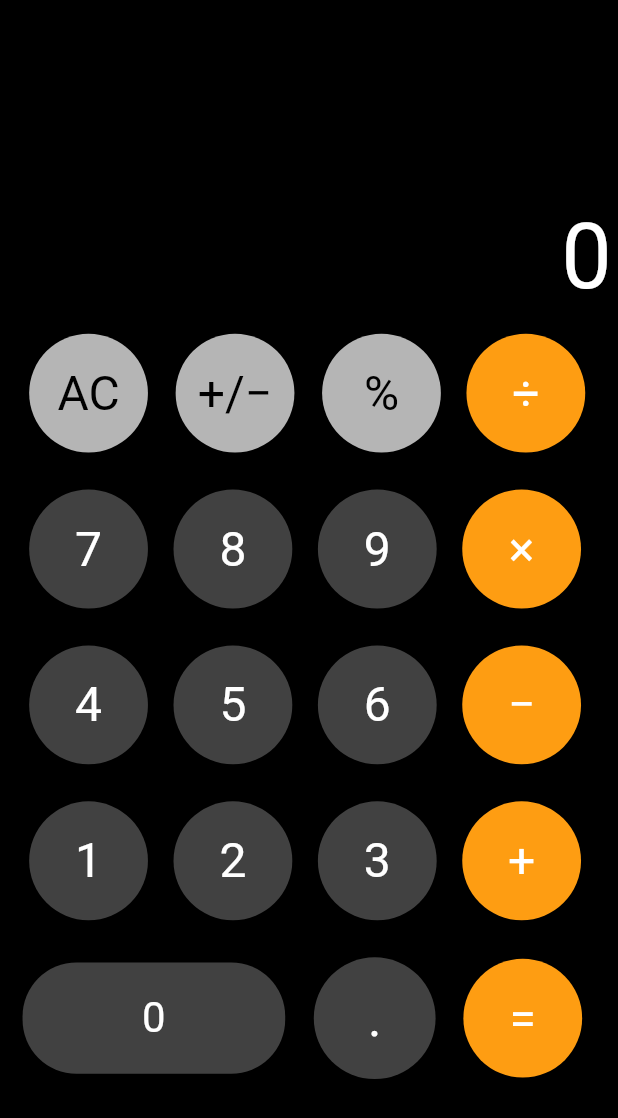
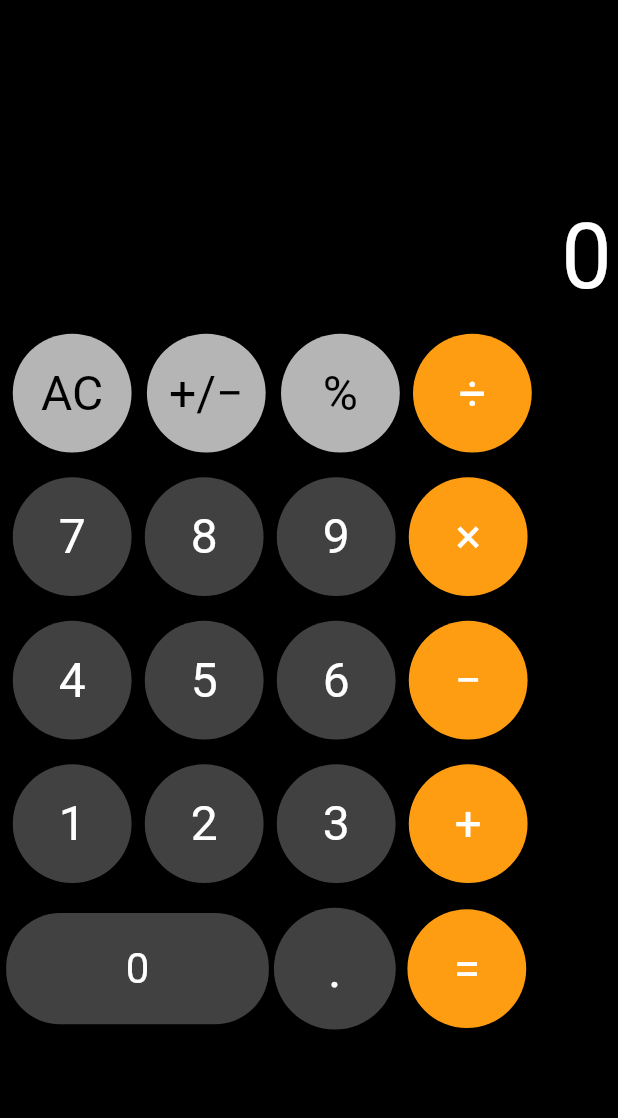
Before and after one commit to devenderbutani21/calcualtorFlutterApp, a Flutter app: the screen it shows after launch, on a phone screen of 412 x 824 dp. Shown: the top 1118 px of the screen. Run offline on Flutter 3.47's test engine with Material 2 defaults, Android fonts, the phone set to English and light mode, and no system bars.

Commit message:
Flexible and FittedBox Implemented

```diff
--- a/lib/main.dart
+++ b/lib/main.dart
@@ -78,6 +78,8 @@ class _MyCalcPageState extends State<MyCalcPage> {
                     // Aligning the text to the bottom right of our display screen
                     color: Colors.black,
                     // Setting the background color of the container
+                    child: Expanded(
+                      child: FittedBox(
                         child: Text(
                           _ansStr,
                           style: TextStyle(
@@ -87,11 +89,13 @@ class _MyCalcPageState extends State<MyCalcPage> {
                           textAlign: TextAlign.right,
                         ),
                       ),
+                    ),
+                  ),
                 ],
               ),
             ),
             SizedBox(
-              height: (mediaQuery.size.height - mediaQuery.padding.top) * 0.02,
+              height: mediaQuery.size.height < 350 ? (mediaQuery.size.height - mediaQuery.padding.top) * 0.004 :(mediaQuery.size.height - mediaQuery.padding.top) * 0.02,
             ),
             Container(
               margin: EdgeInsets.only(
@@ -100,12 +104,18 @@ class _MyCalcPageState extends State<MyCalcPage> {
               ),
               child: Row(
                 children: <Widget>[
-                  SizedBox(width: mediaQuery.size.shortestSide*0.0265,),
-                  RawMaterialButton(
+                  Flexible(
+                    flex: 1,
+                    child: RawMaterialButton(
+                      child: FittedBox(
                         child: Text(
                           'AC',
                           style: TextStyle(
-                          color: Colors.black, fontSize: 32 * curScaleFactor),
+                              color: Colors.black,
+                              fontSize: mediaQuery.size.shortestSide < 350
+                                  ? 28 * mediaQuery.textScaleFactor
+                                  : 32 * mediaQuery.textScaleFactor),
+                        ),
                       ),
                       onPressed: () {
                         setState(() {
@@ -114,15 +124,23 @@ class _MyCalcPageState extends State<MyCalcPage> {
                       },
                       elevation: 2.0,
                       fillColor: color1,
-                    padding: EdgeInsets.all(mediaQuery.size.shortestSide/20),
+                      padding:
+                          EdgeInsets.all(mediaQuery.size.shortestSide / 20),
                       shape: CircleBorder(),
                     ),
-                  SizedBox(width: mediaQuery.size.shortestSide*0.02,),
-                  RawMaterialButton(
+                  ),
+                  Flexible(
+                    flex: 1,
+                    child: RawMaterialButton(
+                      child: FittedBox(
                         child: Text(
                           '+/−',
                           style: TextStyle(
-                          color: Colors.black, fontSize: 32 * curScaleFactor),
+                              color: Colors.black,
+                              fontSize: mediaQuery.size.shortestSide < 350
+                                  ? 28 * mediaQuery.textScaleFactor
+                                  : 32 * mediaQuery.textScaleFactor),
+                        ),
                       ),
                       onPressed: () {
                         var val = -1 * (int.parse(_ansStr));
@@ -132,15 +150,23 @@ class _MyCalcPageState extends State<MyCalcPage> {
                       },
                       elevation: 2.0,
                       fillColor: color1,
-                    padding: EdgeInsets.all(mediaQuery.size.shortestSide/20),
+                      padding:
+                          EdgeInsets.all(mediaQuery.size.shortestSide / 20),
                       shape: CircleBorder(),
                     ),
-                  SizedBox(width: mediaQuery.size.shortestSide*0.02,),
-                  RawMaterialButton(
+                  ),
+                  Flexible(
+                    flex: 1,
+                    child: RawMaterialButton(
+                      child: FittedBox(
                         child: Text(
                           '%',
                           style: TextStyle(
-                          color: Colors.black, fontSize: 32 * curScaleFactor),
+                              color: Colors.black,
+                              fontSize: mediaQuery.size.shortestSide < 350
+                                  ? 28 * mediaQuery.textScaleFactor
+                                  : 32 * mediaQuery.textScaleFactor),
+                        ),
                       ),
                       onPressed: () {
                         if (_ansStr.contains('÷')) {
@@ -171,17 +197,17 @@ class _MyCalcPageState extends State<MyCalcPage> {
                       },
                       elevation: 2.0,
                       fillColor: color1,
-                    padding: EdgeInsets.all(mediaQuery.size.shortestSide/20),
+                      padding:
+                          EdgeInsets.all(mediaQuery.size.shortestSide / 20),
                       shape: CircleBorder(),
                     ),
-                  SizedBox(width: mediaQuery.size.shortestSide*0.02,),
+                  ),
                   ButtonType1("÷", mediaQuery, _onButtonPressed1, color3),
-                  SizedBox(width: mediaQuery.size.shortestSide*0.026,),
                 ],
               ),
             ),
             SizedBox(
-              height: (mediaQuery.size.height - mediaQuery.padding.top) * 0.03,
+              height: mediaQuery.size.height < 350 ? (mediaQuery.size.height - mediaQuery.padding.top) * 0.004 :(mediaQuery.size.height - mediaQuery.padding.top) * 0.02,
             ),
             Container(
               margin: EdgeInsets.only(
@@ -190,20 +216,15 @@ class _MyCalcPageState extends State<MyCalcPage> {
               ),
               child: Row(
                 children: <Widget>[
-                  SizedBox(width: mediaQuery.size.shortestSide*0.0265,),
                   ButtonType1("7", mediaQuery, _onButtonPressed, color2),
-                  SizedBox(width: mediaQuery.size.shortestSide*0.02,),
                   ButtonType1("8", mediaQuery, _onButtonPressed, color2),
-                  SizedBox(width: mediaQuery.size.shortestSide*0.02,),
                   ButtonType1("9", mediaQuery, _onButtonPressed, color2),
-                  SizedBox(width: mediaQuery.size.shortestSide*0.02,),
                   ButtonType1("×", mediaQuery, _onButtonPressed1, color3),
-                  SizedBox(width: mediaQuery.size.shortestSide*0.026,),
                 ],
               ),
             ),
             SizedBox(
-              height: (mediaQuery.size.height - mediaQuery.padding.top) * 0.03,
+              height: mediaQuery.size.height < 350 ? (mediaQuery.size.height - mediaQuery.padding.top) * 0.004 :(mediaQuery.size.height - mediaQuery.padding.top) * 0.02,
             ),
             Container(
               margin: EdgeInsets.only(
@@ -212,20 +233,15 @@ class _MyCalcPageState extends State<MyCalcPage> {
               ),
               child: Row(
                 children: <Widget>[
-                  SizedBox(width: mediaQuery.size.shortestSide*0.0265,),
                   ButtonType1("4", mediaQuery, _onButtonPressed, color2),
-                  SizedBox(width: mediaQuery.size.shortestSide*0.02,),
                   ButtonType1("5", mediaQuery, _onButtonPressed, color2),
-                  SizedBox(width: mediaQuery.size.shortestSide*0.02,),
                   ButtonType1("6", mediaQuery, _onButtonPressed, color2),
-                  SizedBox(width: mediaQuery.size.shortestSide*0.02,),
                   ButtonType1("−", mediaQuery, _onButtonPressed1, color3),
-                  SizedBox(width: mediaQuery.size.shortestSide*0.026,),
                 ],
               ),
             ),
             SizedBox(
-              height: (mediaQuery.size.height - mediaQuery.padding.top) * 0.03,
+              height: mediaQuery.size.height < 350 ? (mediaQuery.size.height - mediaQuery.padding.top) * 0.004 :(mediaQuery.size.height - mediaQuery.padding.top) * 0.02,
             ),
             Container(
               margin: EdgeInsets.only(
@@ -234,20 +250,15 @@ class _MyCalcPageState extends State<MyCalcPage> {
               ),
               child: Row(
                 children: <Widget>[
-                  SizedBox(width: mediaQuery.size.shortestSide*0.0265,),
                   ButtonType1("1", mediaQuery, _onButtonPressed, color2),
-                  SizedBox(width: mediaQuery.size.shortestSide*0.02,),
                   ButtonType1("2", mediaQuery, _onButtonPressed, color2),
-                  SizedBox(width: mediaQuery.size.shortestSide*0.02,),
                   ButtonType1("3", mediaQuery, _onButtonPressed, color2),
-                  SizedBox(width: mediaQuery.size.shortestSide*0.02,),
                   ButtonType1("+", mediaQuery, _onButtonPressed1, color3),
-                  SizedBox(width: mediaQuery.size.shortestSide*0.026,),
                 ],
               ),
             ),
             SizedBox(
-              height: (mediaQuery.size.height - mediaQuery.padding.top) * 0.03,
+              height: mediaQuery.size.height < 350 ? (mediaQuery.size.height - mediaQuery.padding.top) * 0.004 :(mediaQuery.size.height - mediaQuery.padding.top) * 0.02,
             ),
             Container(
               margin: EdgeInsets.only(
@@ -256,14 +267,18 @@ class _MyCalcPageState extends State<MyCalcPage> {
               ),
               child: Row(
                 children: <Widget>[
-                  SizedBox(width: mediaQuery.size.shortestSide*0.0265,),
                   Container(
                     width: mediaQuery.size.width * 0.425,
+                    child: Expanded(
+                      flex: 3,
                       child: RawMaterialButton(
+                        child: FittedBox(
                           child: Text(
                             '0',
                             style: TextStyle(
-                            color: Colors.white, fontSize: 28 * curScaleFactor),
+                                color: Colors.white,
+                                fontSize: 28 * curScaleFactor),
+                          ),
                         ),
                         onPressed: () {
                           setState(() {
@@ -274,18 +289,24 @@ class _MyCalcPageState extends State<MyCalcPage> {
                         },
                         elevation: 2.0,
                         fillColor: color2,
-                      padding: EdgeInsets.all(mediaQuery.size.shortestSide/20),
+                        padding:
+                            EdgeInsets.all(mediaQuery.size.shortestSide / 20),
                         shape: RoundedRectangleBorder(
                             borderRadius:
                                 BorderRadius.circular(36.0 * curScaleFactor)),
                       ),
                     ),
-                  SizedBox(width: mediaQuery.size.shortestSide*0.038,),
-                  RawMaterialButton(
+                  ),
+                  Flexible(
+                    flex: 1,
+                    child: RawMaterialButton(
+                      child: FittedBox(
                         child: Text(
                           '.',
                           style: TextStyle(
-                          color: Colors.white, fontSize: 34 * curScaleFactor),
+                              color: Colors.white,
+                              fontSize: 34 * curScaleFactor),
+                        ),
                       ),
                       onPressed: () {
                         setState(() {
@@ -300,15 +321,23 @@ class _MyCalcPageState extends State<MyCalcPage> {
                       },
                       elevation: 2.0,
                       fillColor: color2,
-                    padding: EdgeInsets.all(mediaQuery.size.shortestSide/20),
+                      padding:
+                          EdgeInsets.all(mediaQuery.size.shortestSide / 20),
                       shape: CircleBorder(),
                     ),
-                  SizedBox(width: mediaQuery.size.shortestSide*0.026,),
-                  RawMaterialButton(
+                  ),
+                  Flexible(
+                    flex: 1,
+                    child: RawMaterialButton(
+                      child: FittedBox(
                         child: Text(
                           '=',
                           style: TextStyle(
-                          color: Colors.white, fontSize: 32 * curScaleFactor),
+                              color: Colors.white,
+                              fontSize: mediaQuery.size.shortestSide < 350
+                                  ? 28 * mediaQuery.textScaleFactor
+                                  : 32 * mediaQuery.textScaleFactor),
+                        ),
                       ),
                       onPressed: () {
                         setState(() {
@@ -339,10 +368,11 @@ class _MyCalcPageState extends State<MyCalcPage> {
                       },
                       elevation: 2.0,
                       fillColor: color3,
-                    padding: EdgeInsets.all(mediaQuery.size.shortestSide/20),
+                      padding:
+                          EdgeInsets.all(mediaQuery.size.shortestSide / 20),
                       shape: CircleBorder(),
                     ),
-                  SizedBox(width: mediaQuery.size.shortestSide*0.026,),
+                  ),
                 ],
               ),
             ),
--- a/lib/widgets/buttonType1.dart
+++ b/lib/widgets/buttonType1.dart
@@ -5,7 +5,8 @@ class ButtonType1 extends StatefulWidget {
   final MediaQueryData mediaQuery;
   final Function callBack;
   final Color color;
-  ButtonType1(this.val, this.mediaQuery, this.callBack,this.color);
+
+  ButtonType1(this.val, this.mediaQuery, this.callBack, this.color);
 
   @override
   _ButtonType1State createState() => _ButtonType1State();
@@ -14,16 +15,25 @@ class ButtonType1 extends StatefulWidget {
 class _ButtonType1State extends State<ButtonType1> {
   @override
   Widget build(BuildContext context) {
-    return RawMaterialButton(
+    return Flexible(
+      flex: 1,
+      child: RawMaterialButton(
+        child: FittedBox(
           child: Text(
             widget.val,
-        style: TextStyle(color: Colors.white, fontSize: 32 * widget.mediaQuery.textScaleFactor),
+            style: TextStyle(
+                color: Colors.white,
+                fontSize: widget.mediaQuery.size.shortestSide < 350
+                    ? 28 * widget.mediaQuery.textScaleFactor
+                    : 32 * widget.mediaQuery.textScaleFactor),
+          ),
         ),
         onPressed: () => widget.callBack(widget.val),
         elevation: 2.0,
         fillColor: widget.color,
-      padding: EdgeInsets.all(widget.mediaQuery.size.shortestSide/20),
+        padding: EdgeInsets.all(widget.mediaQuery.size.shortestSide / 20),
         shape: CircleBorder(),
+      ),
     );
   }
 }
```
Lines whose indentation alone changed are shown as unchanged.
